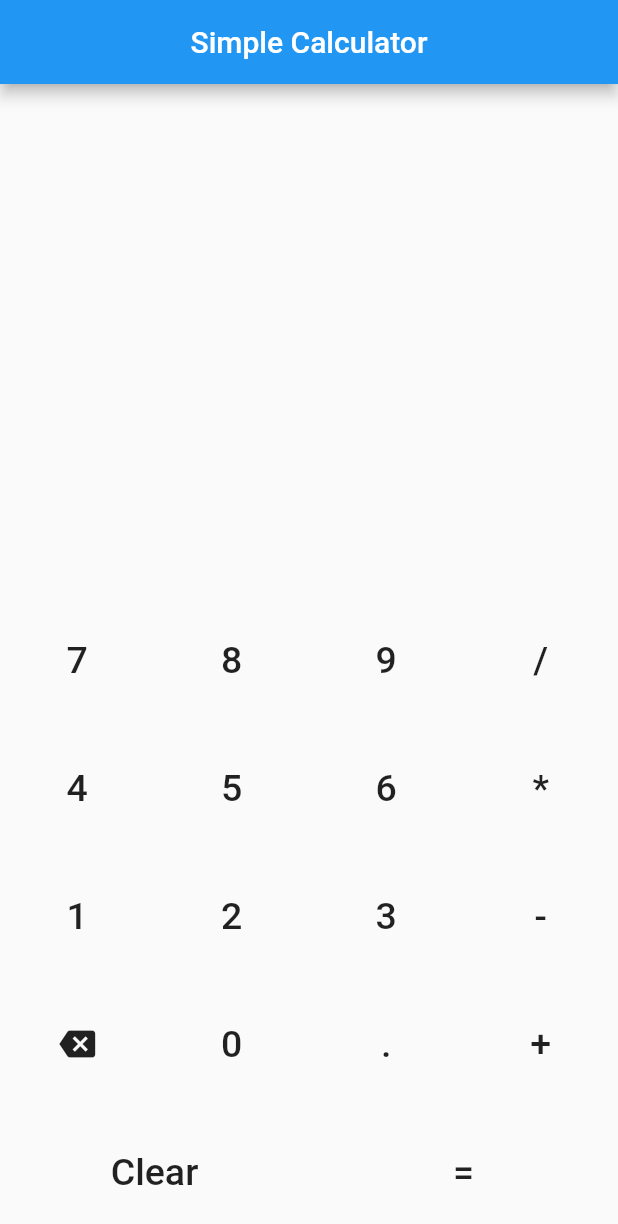
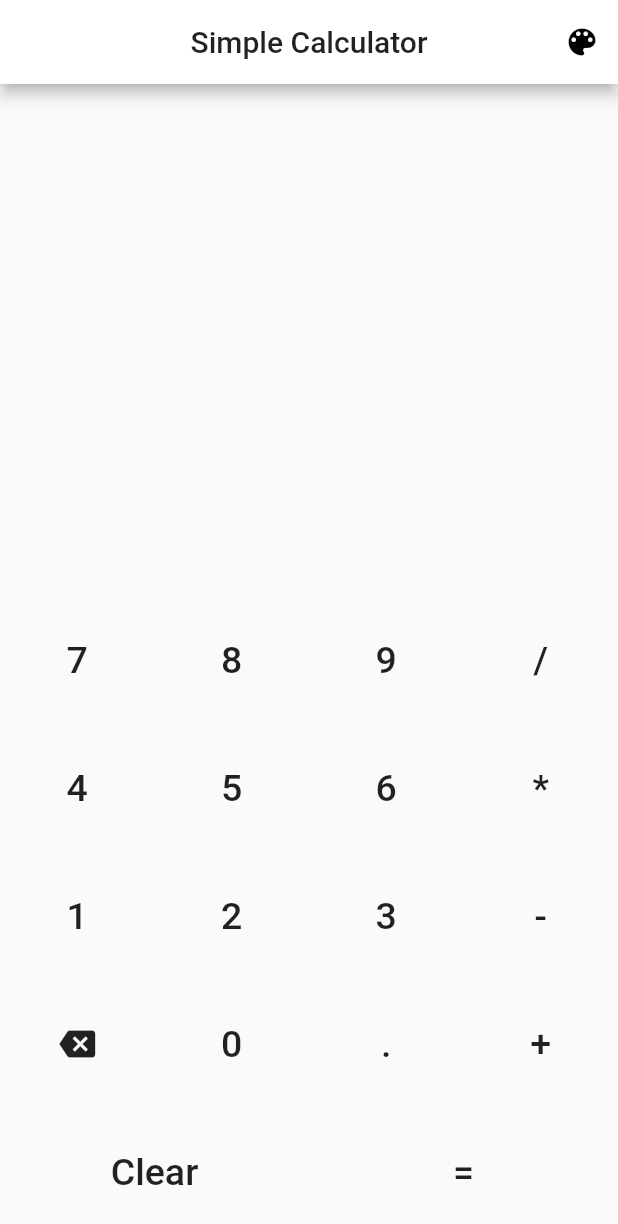
Before and after one commit to Flutter-Kapil/Simple-Calculator, a Flutter app: the screen it shows after launch, on a phone screen of 412 x 824 dp. Shown: the top 1224 px of the screen. Run offline on Flutter 3.47's test engine with Material 2 defaults, Android fonts, the phone set to English and light mode, and no system bars; our stand-ins replace petitparser.

Commit message:
add light/dark theme toggle

```diff
--- a/lib/main.dart
+++ b/lib/main.dart
@@ -4,9 +4,7 @@ import 'package:petitparser/petitparser.dart';
 import 'dart:core';
 
 void main() => runApp(
-      MaterialApp(//lets add themes and append commit message
-        home: CalculatorApp(),
-      ),
+      CalculatorApp(),
     );
 
 class CalculatorApp extends StatefulWidget {
@@ -237,11 +235,36 @@ class _CalculatorAppState extends State<CalculatorApp> {
     );
   }
 
+  Brightness _theme = Brightness.light;
+  static Color _defaultAppbarColor = Colors.white;
+  Color appbarColor = _defaultAppbarColor;
   @override
   Widget build(BuildContext context) {
-    return SafeArea(
-      child: Scaffold(
+    return MaterialApp(
+      theme: ThemeData(
+        primaryColor: appbarColor,
+        brightness: _theme,
+        textTheme: Typography().black,
+      ),
+      home: Scaffold(
         appBar: AppBar(
+          actions: <Widget>[
+            IconButton(
+              onPressed: () {
+                //on pressing button switch between light/dark theme
+                if (_theme == Brightness.light) {
+                  appbarColor = null;
+                  _theme = Brightness.dark;
+                } else {
+                  appbarColor = _defaultAppbarColor;
+                  _theme = Brightness.light;
+                }
+
+                setState(() {});
+              },
+              icon: Icon(Icons.color_lens),
+            ),
+          ],
           title: Text('Simple Calculator'),
           centerTitle: true,
         ),
```
